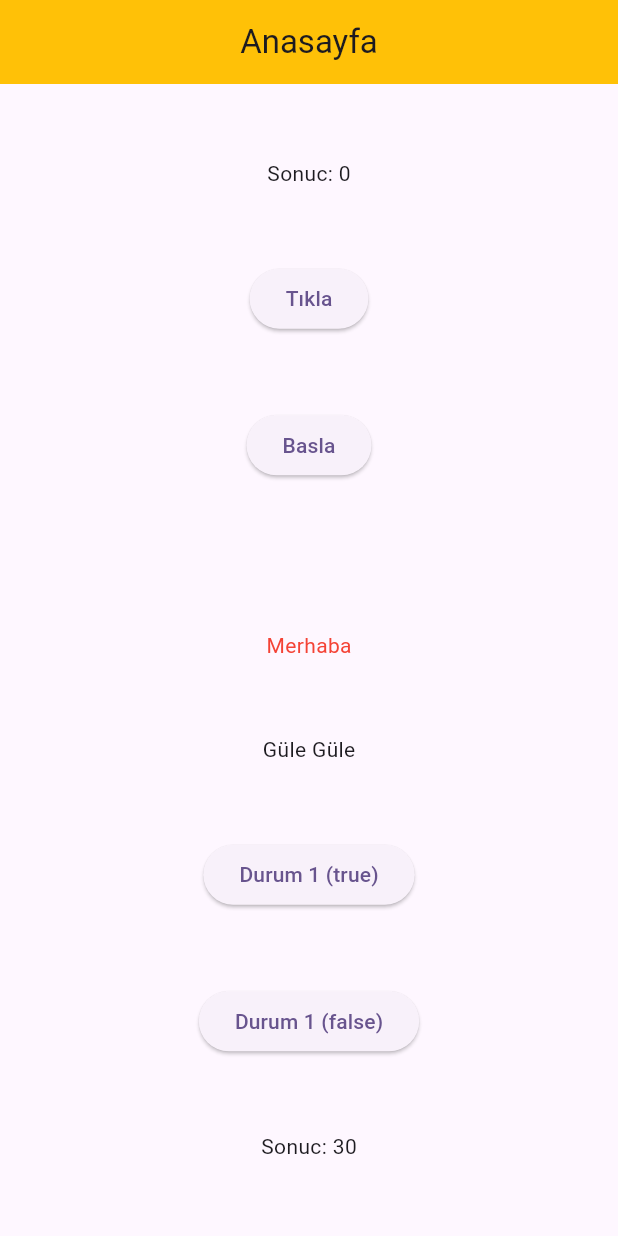
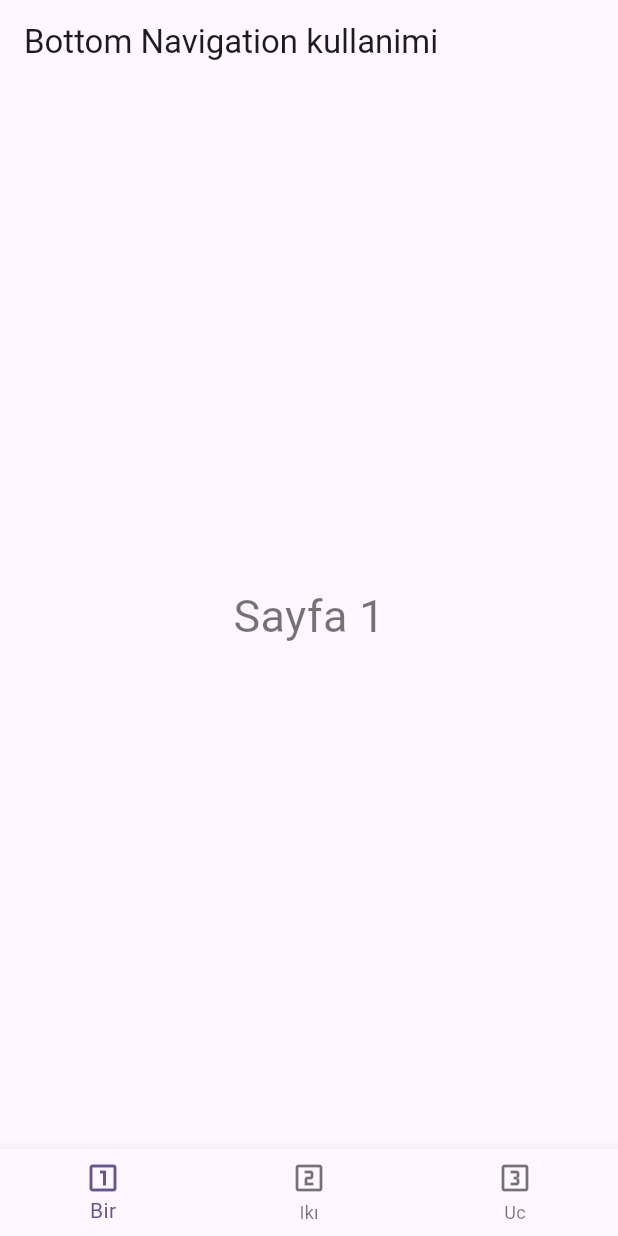
Before and after one commit to theplayernumberzero/Flutter_State_Kullanimi, a Flutter app: the screen it shows after launch, on a phone screen of 412 x 824 dp. Run offline on Flutter 3.47's test engine with Material 3 defaults, Android fonts, the phone set to English and light mode, and no system bars.

Commit message:
bottom nav bar and future build

```diff
--- /dev/null
+++ b/lib/bottom_nav_kullanimi/bottom_navigation_sayfa.dart
@@ -0,0 +1,36 @@
+import 'package:calisma_yapisi/bottom_nav_kullanimi/sayfa_bir.dart';
+import 'package:calisma_yapisi/bottom_nav_kullanimi/sayfa_iki.dart';
+import 'package:calisma_yapisi/bottom_nav_kullanimi/sayfa_uc.dart';
+import 'package:flutter/material.dart';
+
+class BottomNavigationSayfa extends StatefulWidget {
+  const BottomNavigationSayfa({super.key});
+
+  @override
+  State<BottomNavigationSayfa> createState() => _BottomNavigationSayfaState();
+}
+
+class _BottomNavigationSayfaState extends State<BottomNavigationSayfa> {
+  int secilenIndex = 0;
+  var sayfalar = [const SayfaBir(), const SayfaIki(), const SayfaUc()];
+  @override
+  Widget build(BuildContext context) {
+    return Scaffold(
+      appBar: AppBar(title: Text("Bottom Navigation kullanimi"),),
+      body: sayfalar[secilenIndex],
+      bottomNavigationBar: BottomNavigationBar(
+        items: const [
+          BottomNavigationBarItem(icon: Icon(Icons.looks_one_outlined),label: "Bir"),
+          BottomNavigationBarItem(icon: Icon(Icons.looks_two_outlined),label: "Ikı"),
+          BottomNavigationBarItem(icon: Icon(Icons.looks_3_outlined),label: "Uc"),
+        ],
+        currentIndex: secilenIndex,
+        onTap: (indeks){
+          setState(() {
+            secilenIndex = indeks;
+          });
+        },
+      ),
+    );
+  }
+}
--- /dev/null
+++ b/lib/bottom_nav_kullanimi/sayfa_bir.dart
@@ -0,0 +1,15 @@
+import 'package:flutter/material.dart';
+
+class SayfaBir extends StatefulWidget {
+  const SayfaBir({super.key});
+
+  @override
+  State<SayfaBir> createState() => _SayfaBirState();
+}
+
+class _SayfaBirState extends State<SayfaBir> {
+  @override
+  Widget build(BuildContext context) {
+    return const Center(child: Text("Sayfa 1", style: TextStyle(fontSize: 30, color: Colors.black54),),);
+  }
+}
--- a/lib/main.dart
+++ b/lib/main.dart
@@ -1,4 +1,5 @@
 import 'package:calisma_yapisi/anasayfa.dart';
+import 'package:calisma_yapisi/bottom_nav_kullanimi/bottom_navigation_sayfa.dart';
 import 'package:flutter/material.dart';
 
 void main() {
@@ -17,7 +18,7 @@ class MyApp extends StatelessWidget {
         colorScheme: ColorScheme.fromSeed(seedColor: Colors.deepPurple),
         useMaterial3: true,
       ),
-      home: const Anasayfa(),
+      home: const BottomNavigationSayfa(),
     );
   }
 }
```
Also changed, not shown: lib/bottom_nav_kullanimi/sayfa_iki.dart (added, +15 -0 lines), lib/bottom_nav_kullanimi/sayfa_uc.dart (added, +15 -0 lines).
